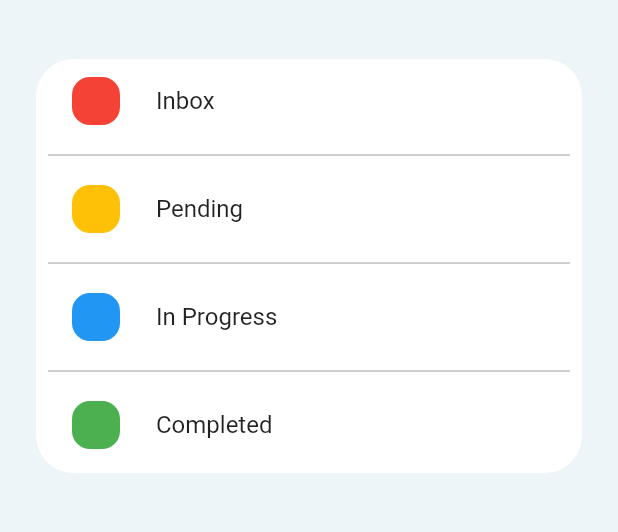
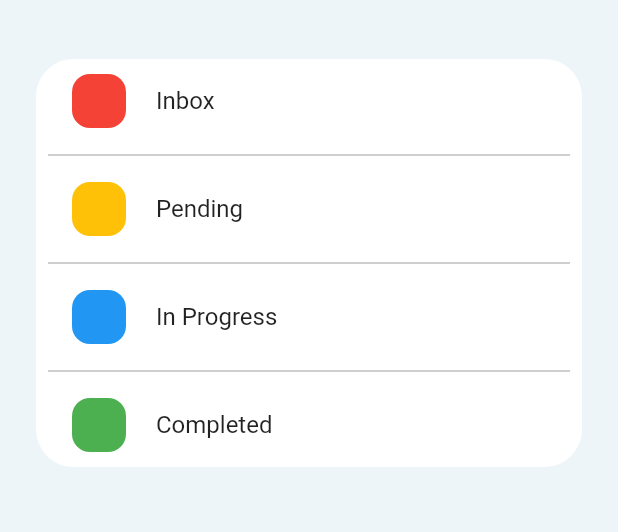
Before and after one commit to https-github-com-haythambahlool/consultation_app, a Flutter app: the StatusScreen screen opened directly, on a phone screen of 412 x 824 dp, the part 58-590 px from its top. Run offline on Flutter 3.47's test engine with Material 2 defaults, Android fonts, the phone set to English and light mode, and no system bars; our stand-ins replace animated_text_kit, font_awesome_flutter, google_fonts, image_picker, shared_preferences, syncfusion_flutter_datepicker; missing offline and left inert: material_tag_editor, splash_view; accounts and stored records are empty; generated files the repository leaves out were written again.

Commit message:
Add localization(en-ar) and design some screens.

```diff
--- /dev/null
+++ b/l10n.yaml
@@ -0,0 +1,3 @@
+arb-dir: lib/l10n
+template-arb-file: app_en.arb
+output-localization-file: app_localizations.dart
--- a/lib/components/AuthScreen/AuthBtn.dart
+++ b/lib/components/AuthScreen/AuthBtn.dart
@@ -2,6 +2,7 @@ import 'package:flutter/material.dart';
 
 import '../../constant/const.dart';
 import '../../view/home.dart';
+import 'package:flutter_gen/gen_l10n/app_localizations.dart';
 
 class AuthBtn extends StatelessWidget {
   const AuthBtn({
@@ -34,7 +35,9 @@ class AuthBtn extends StatelessWidget {
                   ksecColor,
                 ])),
         child: Text(
-          isLogin ? 'تسجيل الدخول' : 'تسجيل',
+          isLogin
+              ? AppLocalizations.of(context)!.signUp
+              : AppLocalizations.of(context)!.login,
           style: TextStyle(
             color: Colors.white,
             fontSize: 20,
--- a/lib/components/homeScreen/StatusCard.dart
+++ b/lib/components/homeScreen/StatusCard.dart
@@ -27,6 +27,7 @@ class StatusCard extends StatelessWidget {
             )
           ]),
       child: Column(
+          mainAxisSize: MainAxisSize.min,
           crossAxisAlignment: CrossAxisAlignment.start,
           mainAxisAlignment: MainAxisAlignment.spaceBetween,
           children: [
--- a/lib/components/my_app_bar.dart
+++ b/lib/components/my_app_bar.dart
@@ -1,6 +1,7 @@
 import 'package:flutter/material.dart';
 
 import '../constant/const.dart';
+import 'package:flutter_gen/gen_l10n/app_localizations.dart';
 
 class MyAppBar extends StatelessWidget implements PreferredSizeWidget {
   final String title;
@@ -23,7 +24,7 @@ class MyAppBar extends StatelessWidget implements PreferredSizeWidget {
         padding: EdgeInsets.only(left: 12),
         child: TextButton(
           child: Text(
-            'Cancel',
+            AppLocalizations.of(context)!.cancel,
             style: TextStyle(
               color: ksecColor,
               fontSize: 20,
@@ -37,7 +38,7 @@ class MyAppBar extends StatelessWidget implements PreferredSizeWidget {
           padding: EdgeInsets.only(right: 12),
           child: TextButton(
             child: Text(
-              'Done',
+              AppLocalizations.of(context)!.done,
               style: TextStyle(
                 color: ksecColor,
                 fontSize: 20,
--- /dev/null
+++ b/lib/providers/language_provider.dart
@@ -0,0 +1,14 @@
+import 'package:flutter/material.dart';
+import 'package:shared_preferences/shared_preferences.dart';
+
+import '../sharedPrefernces/shared_pref_controller.dart';
+
+class LanguageProvider extends ChangeNotifier {
+  String language = SharedPrefController().language;
+
+  void changeLanguage() async {
+    language = language == 'en' ? 'ar' : 'en';
+    await SharedPrefController().changeLanguage(language: language);
+    notifyListeners();
+  }
+}
--- /dev/null
+++ b/lib/sharedPrefernces/shared_pref_controller.dart
@@ -0,0 +1,26 @@
+import 'package:shared_preferences/shared_preferences.dart';
+
+enum PrefKey { language }
+
+class SharedPrefController {
+  static final SharedPrefController _instance =
+      SharedPrefController._internal();
+
+  factory SharedPrefController() {
+    return _instance;
+  }
+
+  SharedPrefController._internal();
+  late SharedPreferences _sharedPreferences;
+
+  Future<void> initSharedPreferences() async {
+    _sharedPreferences = await SharedPreferences.getInstance();
+  }
+
+  String get language =>
+      _sharedPreferences.getString(PrefKey.language.toString()) ?? 'en';
+//
+  Future<void> changeLanguage({required String language}) async {
+    await _sharedPreferences.setString(PrefKey.language.toString(), language);
+  }
+}
--- a/lib/view/statuses_screen.dart
+++ b/lib/view/statuses_screen.dart
@@ -2,8 +2,6 @@ import 'package:consultation_app/components/my_app_bar.dart';
 import 'package:consultation_app/components/status_list_tile.dart';
 import 'package:consultation_app/constant/const.dart';
 import 'package:flutter/material.dart';
-
-import '../components/category_list_tile.dart';
 
 class StatusScreen extends StatefulWidget {
   const StatusScreen({Key? key}) : super(key: key);
@@ -13,12 +11,34 @@ class StatusScreen extends StatefulWidget {
 }
 
 class _StatusScreenState extends State<StatusScreen> {
-  final List<StatusListTile> statuses = <StatusListTile>[
-    StatusListTile(title: 'Inbox', color: Colors.red),
-    StatusListTile(title: 'Pending', color: Colors.amber),
-    StatusListTile(title: 'In Progress', color: Colors.blue),
-    StatusListTile(title: 'Completed', color: Colors.green)
-  ];
+  int value = 0;
+  Widget customListTileButton(String text, int index, Color color) {
+    return ListTile(
+      onTap: () {
+        setState(() {
+          value = index;
+        });
+      },
+      title: Text(
+        text,
+      ),
+      leading: Container(
+        width: 36,
+        height: 36,
+        decoration: BoxDecoration(
+          color: color,
+          borderRadius: BorderRadius.circular(12),
+        ),
+      ),
+      trailing: (value == index)
+          ? Icon(
+              Icons.check,
+              color: ksecColor,
+            )
+          : SizedBox(),
+    );
+  }
+
   @override
   Widget build(BuildContext context) {
     return Scaffold(
@@ -27,22 +47,30 @@ class _StatusScreenState extends State<StatusScreen> {
         title: 'Status',
       ),
       body: Container(
-          height: 276,
           margin: EdgeInsets.all(24),
           padding: EdgeInsets.only(left: 8, right: 8),
           decoration: BoxDecoration(
             color: Colors.white,
             borderRadius: BorderRadius.circular(25),
           ),
-          child: ListView.separated(
-              itemCount: statuses.length,
-              itemBuilder: (BuildContext context, int index) {
-                return statuses[index];
-              },
-              separatorBuilder: (BuildContext context, int index) =>
-                  const Divider(
-                    color: Colors.grey,
-                  ))),
+          child: Column(
+            mainAxisSize: MainAxisSize.min,
+            children: [
+              customListTileButton("Inbox", 1, Colors.red),
+              const Divider(
+                color: Colors.grey,
+              ),
+              customListTileButton("Pending", 2, Colors.amber),
+              const Divider(
+                color: Colors.grey,
+              ),
+              customListTileButton("In Progress", 3, Colors.blue),
+              const Divider(
+                color: Colors.grey,
+              ),
+              customListTileButton("Completed", 4, Colors.green)
+            ],
+          )),
     );
   }
 }
--- a/lib/view/tags_screen.dart
+++ b/lib/view/tags_screen.dart
@@ -2,7 +2,6 @@ import 'package:consultation_app/components/my_app_bar.dart';
 import 'package:consultation_app/constant/const.dart';
 import 'package:flutter/material.dart';
 
-import '../components/category_list_tile.dart';
 import '../components/homeScreen/Tags.dart';
 
 class TagsScreen extends StatefulWidget {
```
Also changed, not shown: lib/components/category_list_tile.dart (deleted, +0 -34 lines), lib/l10n/app_ar.arb (added, +39 -0 lines), lib/l10n/app_en.arb (added, +41 -0 lines), lib/main.dart (+25 -2 lines), lib/view/Login_Signup.dart (+26 -8 lines), lib/view/NewInbox.dart (+19 -16 lines), lib/view/category_screen.dart (+39 -18 lines), lib/view/home.dart (+31 -17 lines), pubspec.yaml (+6 -2 lines), pubspec.lock.
